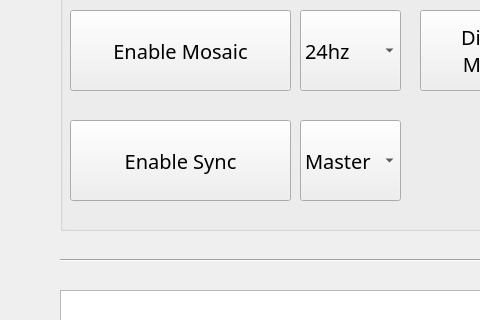
Above: test.ui from thissak/QtMosaic before the change; both pictures show x 0 to 480 and y 190 to 510 of the 977 by 770 pixel window. Below: the same form after it.
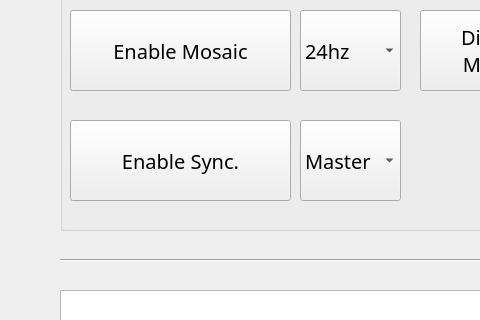
That is the form after the change. Icons and pictures are not drawn.

Commit message: correct @spell

Patch:
```diff
--- a/test.ui
+++ b/test.ui
@@ -254,7 +254,7 @@
      </font>
     </property>
     <property name="text">
-     <string>Enable Sync</string>
+     <string>Enable Sync.</string>
     </property>
     <property name="icon">
      <iconset>
```
